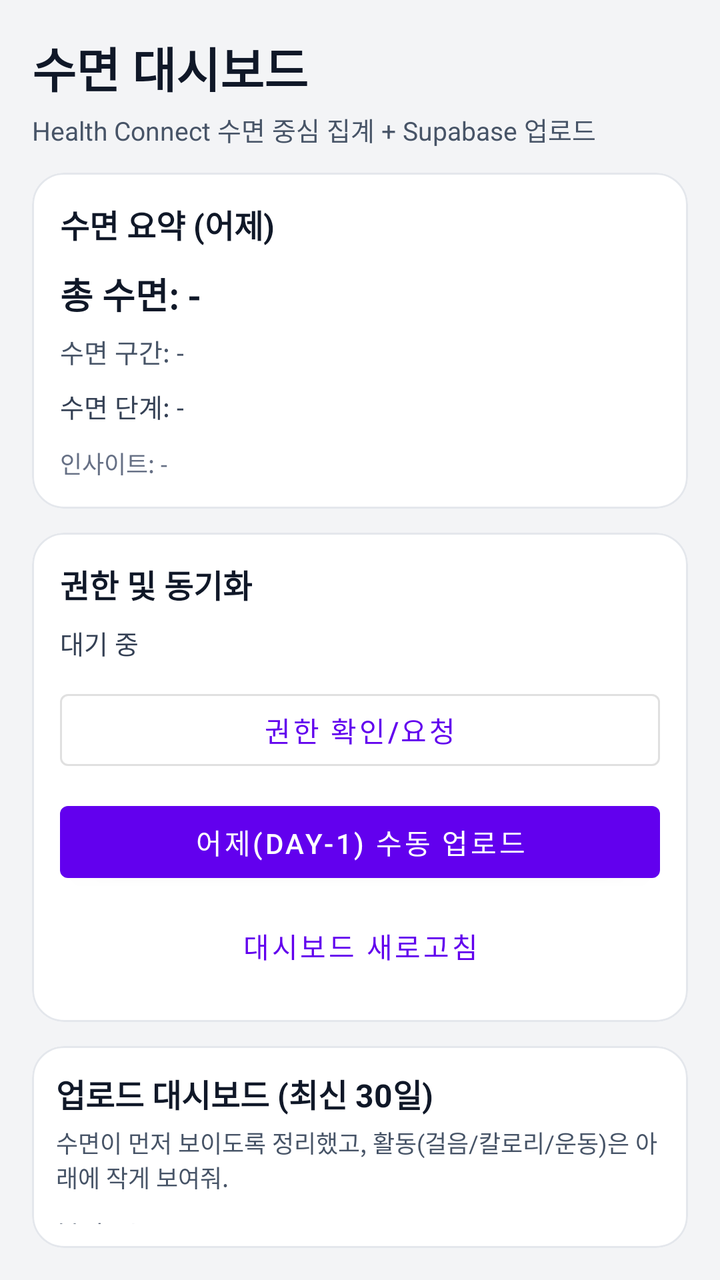
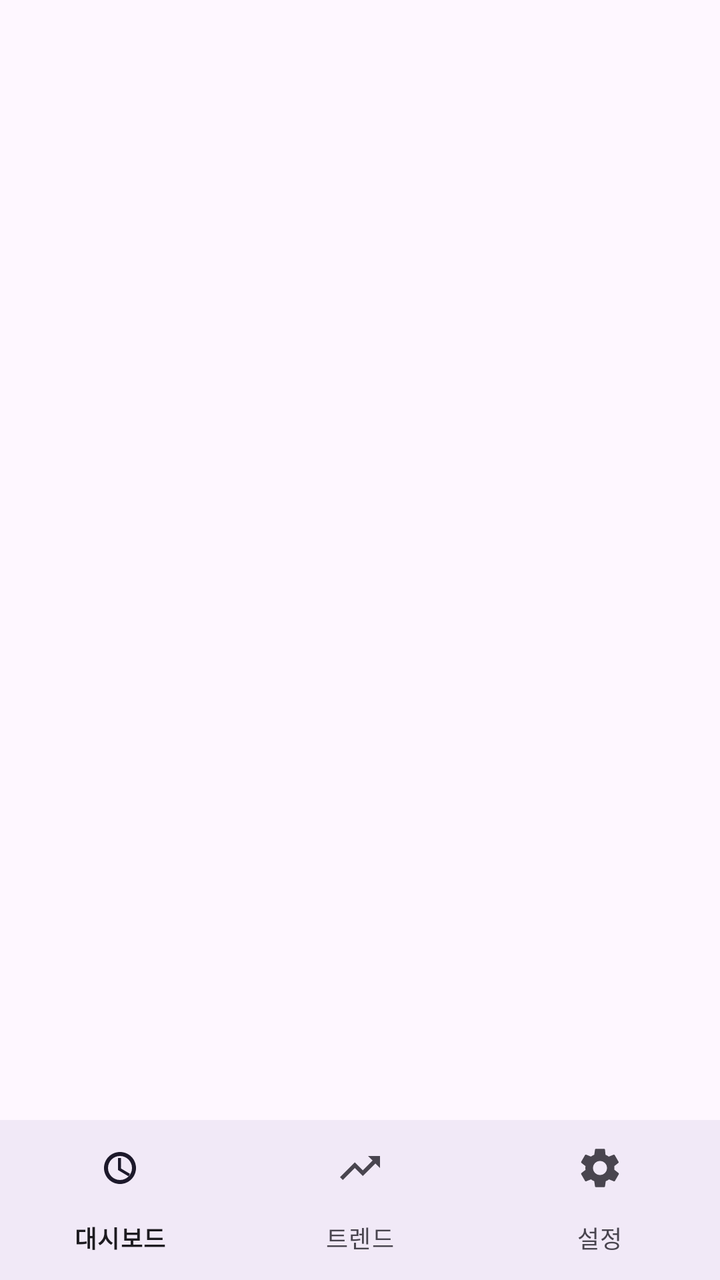

The first picture is an Android layout as it rendered before a commit; the second is the same layout after the commit. The layout source and the unified diff follow.
<!-- AndroidManifest.xml: application theme Theme.OpenclawHealthUploader -->
<!-- res/layout/activity_main.xml -->
<?xml version="1.0" encoding="utf-8"?>
<LinearLayout xmlns:android="http://schemas.android.com/apk/res/android"
  xmlns:app="http://schemas.android.com/apk/res-auto"
  android:layout_width="match_parent"
  android:layout_height="match_parent"
  android:background="#F3F4F6"
  android:orientation="vertical"
  android:padding="16dp">

  <TextView
    android:id="@+id/tvTitle"
    android:layout_width="match_parent"
    android:layout_height="wrap_content"
    android:text="수면 대시보드"
    android:textColor="#101828"
    android:textSize="24sp"
    android:textStyle="bold" />

  <TextView
    android:id="@+id/tvSubtitle"
    android:layout_width="match_parent"
    android:layout_height="wrap_content"
    android:layout_marginTop="4dp"
    android:text="Health Connect 수면 중심 집계 + Supabase 업로드"
    android:textColor="#475467"
    android:textSize="13sp" />

  <com.google.android.material.card.MaterialCardView
    android:id="@+id/cardSleepSummary"
    android:layout_width="match_parent"
    android:layout_height="wrap_content"
    android:layout_marginTop="12dp"
    app:cardBackgroundColor="#FFFFFF"
    app:cardCornerRadius="16dp"
    app:cardElevation="0dp"
    app:strokeColor="#E4E7EC"
    app:strokeWidth="1dp">

    <LinearLayout
      android:layout_width="match_parent"
      android:layout_height="wrap_content"
      android:orientation="vertical"
      android:padding="14dp">

      <TextView
        android:layout_width="match_parent"
        android:layout_height="wrap_content"
        android:text="수면 요약 (어제)"
        android:textColor="#101828"
        android:textSize="16sp"
        android:textStyle="bold" />

      <TextView
        android:id="@+id/tvSleepSummaryTotal"
        android:layout_width="match_parent"
        android:layout_height="wrap_content"
        android:layout_marginTop="10dp"
        android:text="총 수면: -"
        android:textColor="#101828"
        android:textSize="18sp"
        android:textStyle="bold" />

      <TextView
        android:id="@+id/tvSleepSummaryWindow"
        android:layout_width="match_parent"
        android:layout_height="wrap_content"
        android:layout_marginTop="6dp"
        android:text="수면 구간: -"
        android:textColor="#475467"
        android:textSize="13sp" />

      <TextView
        android:id="@+id/tvSleepSummaryStages"
        android:layout_width="match_parent"
        android:layout_height="wrap_content"
        android:layout_marginTop="8dp"
        android:text="수면 단계: -"
        android:textColor="#344054"
        android:textSize="13sp" />

      <TextView
        android:id="@+id/tvSleepSummaryInsight"
        android:layout_width="match_parent"
        android:layout_height="wrap_content"
        android:layout_marginTop="10dp"
        android:text="인사이트: -"
        android:textColor="#667085"
        android:textSize="12sp" />
    </LinearLayout>
  </com.google.android.material.card.MaterialCardView>

  <com.google.android.material.card.MaterialCardView
    android:layout_width="match_parent"
    android:layout_height="wrap_content"
    android:layout_marginTop="12dp"
    app:cardBackgroundColor="#FFFFFF"
    app:cardCornerRadius="16dp"
    app:cardElevation="0dp"
    app:strokeColor="#E4E7EC"
    app:strokeWidth="1dp">

    <LinearLayout
      android:layout_width="match_parent"
      android:layout_height="wrap_content"
      android:orientation="vertical"
      android:padding="14dp">

      <TextView
        android:layout_width="match_parent"
        android:layout_height="wrap_content"
        android:text="권한 및 동기화"
        android:textColor="#101828"
        android:textSize="16sp"
        android:textStyle="bold" />

      <TextView
        android:id="@+id/tvStatus"
        android:layout_width="match_parent"
        android:layout_height="wrap_content"
        android:layout_marginTop="8dp"
        android:text="대기 중"
        android:textColor="#344054"
        android:textSize="13sp" />

      <com.google.android.material.button.MaterialButton
        android:id="@+id/btnGrant"
        style="@style/Widget.MaterialComponents.Button.OutlinedButton"
        android:layout_width="match_parent"
        android:layout_height="wrap_content"
        android:layout_marginTop="10dp"
        android:text="권한 확인/요청" />

      <com.google.android.material.button.MaterialButton
        android:id="@+id/btnUpload"
        style="@style/Widget.MaterialComponents.Button"
        android:layout_width="match_parent"
        android:layout_height="wrap_content"
        android:layout_marginTop="8dp"
        android:text="어제(day-1) 수동 업로드" />

      <com.google.android.material.button.MaterialButton
        android:id="@+id/btnRefreshDashboard"
        style="@style/Widget.MaterialComponents.Button.TextButton"
        android:layout_width="match_parent"
        android:layout_height="wrap_content"
        android:layout_marginTop="4dp"
        android:text="대시보드 새로고침" />
    </LinearLayout>
  </com.google.android.material.card.MaterialCardView>

  <com.google.android.material.card.MaterialCardView
    android:layout_width="match_parent"
    android:layout_height="0dp"
    android:layout_marginTop="12dp"
    android:layout_weight="1"
    app:cardBackgroundColor="#FFFFFF"
    app:cardCornerRadius="16dp"
    app:cardElevation="0dp"
    app:strokeColor="#E4E7EC"
    app:strokeWidth="1dp">

    <LinearLayout
      android:layout_width="match_parent"
      android:layout_height="match_parent"
      android:orientation="vertical"
      android:padding="12dp">

      <TextView
        android:layout_width="match_parent"
        android:layout_height="wrap_content"
        android:text="업로드 대시보드 (최신 30일)"
        android:textColor="#101828"
        android:textSize="16sp"
        android:textStyle="bold" />

      <TextView
        android:layout_width="match_parent"
        android:layout_height="wrap_content"
        android:layout_marginTop="4dp"
        android:text="수면이 먼저 보이도록 정리했고, 활동(걸음/칼로리/운동)은 아래에 작게 보여줘."
        android:textColor="#475467"
        android:textSize="12sp" />

      <TextView
        android:id="@+id/tvDashboardState"
        android:layout_width="match_parent"
        android:layout_height="wrap_content"
        android:layout_marginTop="10dp"
        android:text="불러오는 중..."
        android:textColor="#475467"
        android:textSize="13sp" />

      <androidx.recyclerview.widget.RecyclerView
        android:id="@+id/rvHealthDaily"
        android:layout_width="match_parent"
        android:layout_height="0dp"
        android:layout_marginTop="8dp"
        android:layout_weight="1" />
    </LinearLayout>
  </com.google.android.material.card.MaterialCardView>

</LinearLayout>
<!-- resources referenced by this layout -->
<resources>
  <style name="Theme.OpenclawHealthUploader" parent="Theme.MaterialComponents.DayNight.NoActionBar">
      <item name="android:statusBarColor">@android:color/black</item>
    </style>
</resources>

<!-- the commit's change to res/layout/activity_main.xml (unified diff, before → after) -->
@@ -1,202 +1,31 @@
 <?xml version="1.0" encoding="utf-8"?>
 <LinearLayout xmlns:android="http://schemas.android.com/apk/res/android"
   xmlns:app="http://schemas.android.com/apk/res-auto"
+  android:id="@+id/root"
   android:layout_width="match_parent"
   android:layout_height="match_parent"
-  android:background="#F3F4F6"
-  android:orientation="vertical"
-  android:padding="16dp">
+  android:background="?attr/colorSurface"
+  android:orientation="vertical">
 
-  <TextView
-    android:id="@+id/tvTitle"
+  <com.google.android.material.appbar.MaterialToolbar
+    android:id="@+id/topAppBar"
     android:layout_width="match_parent"
     android:layout_height="wrap_content"
-    android:text="수면 대시보드"
-    android:textColor="#101828"
-    android:textSize="24sp"
-    android:textStyle="bold" />
+    android:background="?attr/colorSurface"
+    app:titleTextAppearance="@style/TextAppearance.Material3.TitleLarge" />
 
-  <TextView
-    android:id="@+id/tvSubtitle"
+  <androidx.fragment.app.FragmentContainerView
+    android:id="@+id/fragmentContainer"
+    android:layout_width="match_parent"
+    android:layout_height="0dp"
+    android:layout_weight="1" />
+
+  <com.google.android.material.bottomnavigation.BottomNavigationView
+    android:id="@+id/bottomNav"
     android:layout_width="match_parent"
     android:layout_height="wrap_content"
-    android:layout_marginTop="4dp"
-    android:text="Health Connect 수면 중심 집계 + Supabase 업로드"
-    android:textColor="#475467"
-    android:textSize="13sp" />
-
-  <com.google.android.material.card.MaterialCardView
-    android:id="@+id/cardSleepSummary"
-    android:layout_width="match_parent"
-    android:layout_height="wrap_content"
-    android:layout_marginTop="12dp"
-    app:cardBackgroundColor="#FFFFFF"
-    app:cardCornerRadius="16dp"
-    app:cardElevation="0dp"
-    app:strokeColor="#E4E7EC"
-    app:strokeWidth="1dp">
-
-    <LinearLayout
-      android:layout_width="match_parent"
-      android:layout_height="wrap_content"
-      android:orientation="vertical"
-      android:padding="14dp">
-
-      <TextView
-        android:layout_width="match_parent"
-        android:layout_height="wrap_content"
-        android:text="수면 요약 (어제)"
-        android:textColor="#101828"
-        android:textSize="16sp"
-        android:textStyle="bold" />
-
-      <TextView
-        android:id="@+id/tvSleepSummaryTotal"
-        android:layout_width="match_parent"
-        android:layout_height="wrap_content"
-        android:layout_marginTop="10dp"
-        android:text="총 수면: -"
-        android:textColor="#101828"
-        android:textSize="18sp"
-        android:textStyle="bold" />
-
-      <TextView
-        android:id="@+id/tvSleepSummaryWindow"
-        android:layout_width="match_parent"
-        android:layout_height="wrap_content"
-        android:layout_marginTop="6dp"
-        android:text="수면 구간: -"
-        android:textColor="#475467"
-        android:textSize="13sp" />
-
-      <TextView
-        android:id="@+id/tvSleepSummaryStages"
-        android:layout_width="match_parent"
-        android:layout_height="wrap_content"
-        android:layout_marginTop="8dp"
-        android:text="수면 단계: -"
-        android:textColor="#344054"
-        android:textSize="13sp" />
-
-      <TextView
-        android:id="@+id/tvSleepSummaryInsight"
-        android:layout_width="match_parent"
-        android:layout_height="wrap_content"
-        android:layout_marginTop="10dp"
-        android:text="인사이트: -"
-        android:textColor="#667085"
-        android:textSize="12sp" />
-    </LinearLayout>
-  </com.google.android.material.card.MaterialCardView>
-
-  <com.google.android.material.card.MaterialCardView
-    android:layout_width="match_parent"
-    android:layout_height="wrap_content"
-    android:layout_marginTop="12dp"
-    app:cardBackgroundColor="#FFFFFF"
-    app:cardCornerRadius="16dp"
-    app:cardElevation="0dp"
-    app:strokeColor="#E4E7EC"
-    app:strokeWidth="1dp">
-
-    <LinearLayout
-      android:layout_width="match_parent"
-      android:layout_height="wrap_content"
-      android:orientation="vertical"
-      android:padding="14dp">
-
-      <TextView
-        android:layout_width="match_parent"
-        android:layout_height="wrap_content"
-        android:text="권한 및 동기화"
-        android:textColor="#101828"
-        android:textSize="16sp"
-        android:textStyle="bold" />
-
-      <TextView
-        android:id="@+id/tvStatus"
-        android:layout_width="match_parent"
-        android:layout_height="wrap_content"
-        android:layout_marginTop="8dp"
-        android:text="대기 중"
-        android:textColor="#344054"
-        android:textSize="13sp" />
-
-      <com.google.android.material.button.MaterialButton
-        android:id="@+id/btnGrant"
-        style="@style/Widget.MaterialComponents.Button.OutlinedButton"
-        android:layout_width="match_parent"
-        android:layout_height="wrap_content"
-        android:layout_marginTop="10dp"
-        android:text="권한 확인/요청" />
-
-      <com.google.android.material.button.MaterialButton
-        android:id="@+id/btnUpload"
-        style="@style/Widget.MaterialComponents.Button"
-        android:layout_width="match_parent"
-        android:layout_height="wrap_content"
-        android:layout_marginTop="8dp"
-        android:text="어제(day-1) 수동 업로드" />
-
-      <com.google.android.material.button.MaterialButton
-        android:id="@+id/btnRefreshDashboard"
-        style="@style/Widget.MaterialComponents.Button.TextButton"
-        android:layout_width="match_parent"
-        android:layout_height="wrap_content"
-        android:layout_marginTop="4dp"
-        android:text="대시보드 새로고침" />
-    </LinearLayout>
-  </com.google.android.material.card.MaterialCardView>
-
-  <com.google.android.material.card.MaterialCardView
-    android:layout_width="match_parent"
-    android:layout_height="0dp"
-    android:layout_marginTop="12dp"
-    android:layout_weight="1"
-    app:cardBackgroundColor="#FFFFFF"
-    app:cardCornerRadius="16dp"
-    app:cardElevation="0dp"
-    app:strokeColor="#E4E7EC"
-    app:strokeWidth="1dp">
-
-    <LinearLayout
-      android:layout_width="match_parent"
-      android:layout_height="match_parent"
-      android:orientation="vertical"
-      android:padding="12dp">
-
-      <TextView
-        android:layout_width="match_parent"
-        android:layout_height="wrap_content"
-        android:text="업로드 대시보드 (최신 30일)"
-        android:textColor="#101828"
-        android:textSize="16sp"
-        android:textStyle="bold" />
-
-      <TextView
-        android:layout_width="match_parent"
-        android:layout_height="wrap_content"
-        android:layout_marginTop="4dp"
-        android:text="수면이 먼저 보이도록 정리했고, 활동(걸음/칼로리/운동)은 아래에 작게 보여줘."
-        android:textColor="#475467"
-        android:textSize="12sp" />
-
-      <TextView
-        android:id="@+id/tvDashboardState"
-        android:layout_width="match_parent"
-        android:layout_height="wrap_content"
-        android:layout_marginTop="10dp"
-        android:text="불러오는 중..."
-        android:textColor="#475467"
-        android:textSize="13sp" />
-
-      <androidx.recyclerview.widget.RecyclerView
-        android:id="@+id/rvHealthDaily"
-        android:layout_width="match_parent"
-        android:layout_height="0dp"
-        android:layout_marginTop="8dp"
-        android:layout_weight="1" />
-    </LinearLayout>
-  </com.google.android.material.card.MaterialCardView>
+    android:background="?attr/colorSurface"
+    app:labelVisibilityMode="labeled"
+    app:menu="@menu/menu_bottom_nav" />
 
 </LinearLayout>
<!-- resource entries referenced after the edit -->
@@ -1,7 +1,8 @@
 <!-- resources referenced by this layout -->
 <resources>
-  <style name="Theme.OpenclawHealthUploader" parent="Theme.MaterialComponents.DayNight.NoActionBar">
-      <item name="android:statusBarColor">@android:color/black</item>
+  <style name="Theme.OpenclawHealthUploader" parent="Theme.Material3.DayNight.NoActionBar">
+      <item name="android:statusBarColor">@android:color/transparent</item>
+      <item name="android:navigationBarColor">@android:color/transparent</item>
     </style>
 </resources>
 
